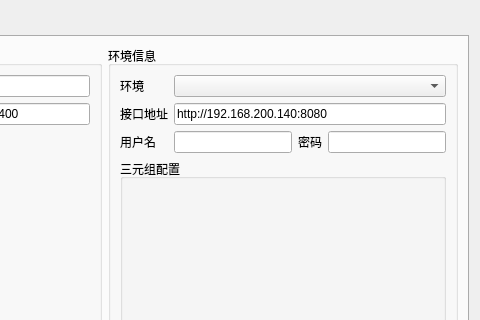
Above: platform/settings/qsetting.ui from yuhuang163/test before the change; both pictures show x 724 to 1204 and y 0 to 320 of the 1204 by 843 pixel window. Below: the same form after it.
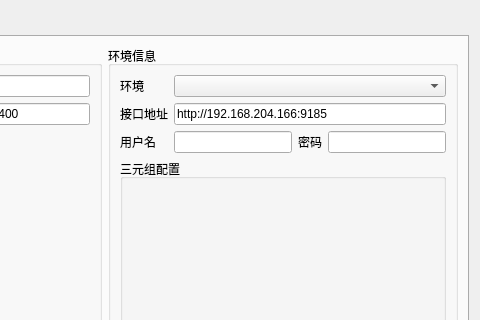
That is the form after the change. The open tabs and pages were chosen to show the change.

The edit to the form file:
```diff
--- a/platform/settings/qsetting.ui
+++ b/platform/settings/qsetting.ui
@@ -1262,7 +1262,7 @@
           <item row="1" column="1" colspan="3">
            <widget class="QLineEdit" name="lineEdit_tupleBaseUrl">
             <property name="text">
-             <string>http://192.168.200.140:8080</string>
+             <string>http://192.168.204.166:9185</string>
             </property>
            </widget>
           </item>
```
